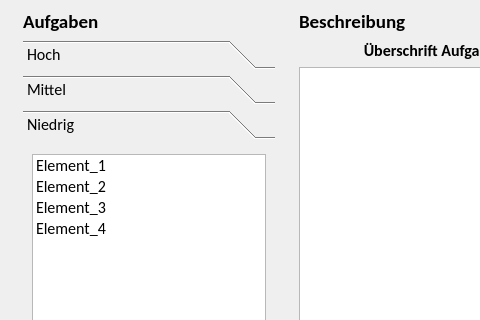
Before: the Qt Designer form UI/frm_main_window.ui in dampfwolke/taskmanager, drawn with Qt 5; both pictures show x 0 to 480 and y 0 to 320 of the 584 by 500 pixel window.
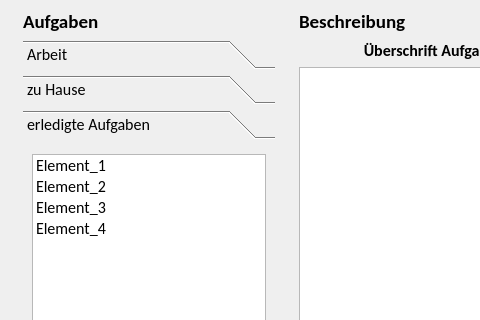
After: the same form once the commit is applied. The open tabs and pages were chosen to show the change.

```diff
--- a/UI/frm_main_window.ui
+++ b/UI/frm_main_window.ui
@@ -108,7 +108,7 @@
            </rect>
           </property>
           <attribute name="label">
-           <string>Hoch</string>
+           <string>Arbeit</string>
           </attribute>
           <layout class="QVBoxLayout" name="verticalLayout">
            <item>
@@ -150,7 +150,7 @@
            </rect>
           </property>
           <attribute name="label">
-           <string>Mittel</string>
+           <string>zu Hause</string>
           </attribute>
           <layout class="QVBoxLayout" name="verticalLayout_2">
            <item>
@@ -199,7 +199,7 @@
            </rect>
           </property>
           <attribute name="label">
-           <string>Niedrig</string>
+           <string>erledigte Aufgaben</string>
           </attribute>
           <layout class="QVBoxLayout" name="verticalLayout_3">
            <item>
```
Left out of the diff: 8 changed lines with no effect on the pictures.
